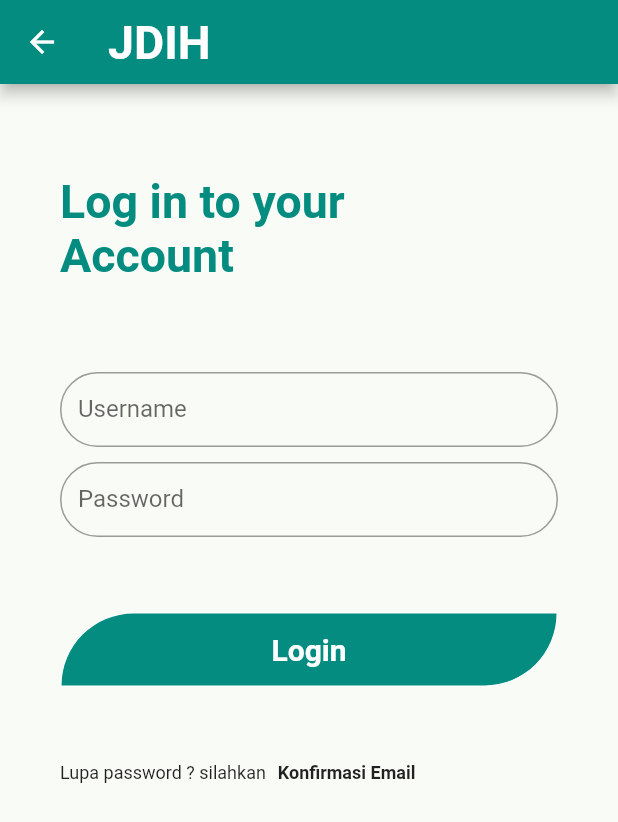
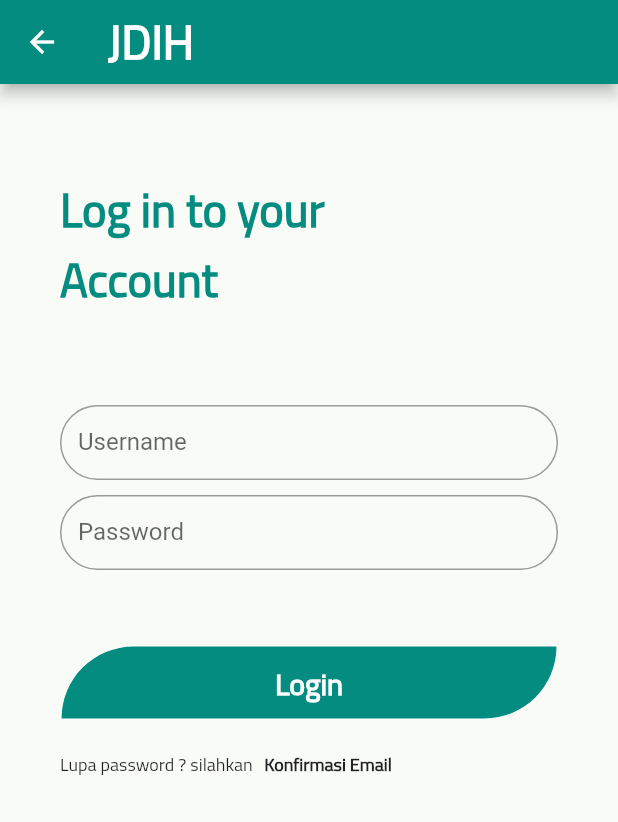
Before and after one commit to renalazy/jdih_app, a Flutter app: the BoardingPage screen opened directly, after a tap on "Login", on a phone screen of 412 x 824 dp. Shown: the top 822 px of the screen. Run offline on Flutter 3.47's test engine with Material 2 defaults, Android fonts, the phone set to English and light mode, and no system bars.

Commit message:
fonts changed

```diff
--- a/lib/boarding.dart
+++ b/lib/boarding.dart
@@ -1,5 +1,7 @@
 import 'package:flutter/material.dart';
 import 'package:flutter/services.dart';
+import 'package:jdih_app/account.dart';
+import 'package:jdih_app/home.dart';
 import 'package:jdih_app/login.dart';
 import 'package:jdih_app/register.dart';
 
@@ -49,31 +51,17 @@ class _BoardingPageState extends State<BoardingPage> {
                   backgroundColor: Colors.blueGrey.shade900,
                   radius: 60.0,
                 ),
-                SizedBox(height: 50.0),
+                SizedBox(height: 20.0),
                 Column(
                   crossAxisAlignment: CrossAxisAlignment.start,
                   children: <Widget>[
                     Text(
-                      'Daftarkan',
-                      style: TextStyle(
-                          fontWeight: FontWeight.bold,
-                          fontSize: 40.0,
-                          color: Colors.grey.shade400),
-                    ),
-                    Text(
-                      'Diri Anda',
-                      style: TextStyle(
-                          fontWeight: FontWeight.bold,
-                          fontSize: 40.0,
-                          color: Colors.grey.shade400),
-                    ),
-                    Text(
-                      'Sekarang Juga',
+                      'Daftarkan\nDiri Anda\nSekarang Juga',
                       style: TextStyle(
                           fontWeight: FontWeight.bold,
                           fontSize: 40.0,
                           color: Colors.grey.shade400,
-                      ),
+                          fontFamily: 'TitilliumWeb'),
                     ),
                     SizedBox(height: 10.0),
                     GestureDetector(
@@ -96,7 +84,7 @@ class _BoardingPageState extends State<BoardingPage> {
                             style: TextStyle(
                                 fontSize: 19.0,
                                 color: Colors.white,
-                            ),
+                                fontFamily: 'TitilliumWeb'),
                           ),
                         ),
                       ),
@@ -127,12 +115,19 @@ class _BoardingPageState extends State<BoardingPage> {
                               fontSize: 19.0,
                               fontWeight: FontWeight.bold,
                               color: Color(0xFF707070),
-                          ),
+                              fontFamily: 'TitilliumWeb'),
                         ),
                       ),
                     ),
                     SizedBox(width: 10.0),
-                    Container(
+                    GestureDetector(
+                      onTap: () {
+                        Navigator.push(
+                            context,
+                            MaterialPageRoute(
+                                builder: (context) => AccountPage()));
+                      },
+                      child: Container(
                         height: 55.0,
                         width: 175.0,
                         decoration: BoxDecoration(
@@ -153,11 +148,12 @@ class _BoardingPageState extends State<BoardingPage> {
                                   fontSize: 19.0,
                                   fontWeight: FontWeight.bold,
                                   color: Color(0xFF707070),
+                                  fontFamily: 'TitilliumWeb'),
                             ),
                           ),
                         ),
                       ),
-                    ),
+                    )
                   ],
                 ),
                 SizedBox(height: 20.0),
@@ -166,7 +162,10 @@ class _BoardingPageState extends State<BoardingPage> {
                 SizedBox(height: 10.0),
                 Text(
                   'jika anda telah terdaftar silahkan login',
-                  style: TextStyle(fontSize: 12.0, color: Colors.grey.shade400),
+                  style: TextStyle(
+                      fontSize: 12.0,
+                      color: Colors.grey.shade400,
+                      fontFamily: 'TitilliumWeb'),
                 ),
                 SizedBox(height: 20.0),
                 GestureDetector(
@@ -187,7 +186,7 @@ class _BoardingPageState extends State<BoardingPage> {
                         style: TextStyle(
                             fontSize: 19.0,
                             color: Color(0xFF03A696),
-                        ),
+                            fontFamily: 'TitilliumWeb'),
                       ),
                     ),
                   ),
--- a/lib/login.dart
+++ b/lib/login.dart
@@ -1,6 +1,7 @@
 import 'package:flutter/material.dart';
 import 'package:flutter/services.dart';
 import 'package:jdih_app/forget_password.dart';
+import 'package:jdih_app/home.dart';
 
 void main() {
   SystemChrome.setPreferredOrientations([DeviceOrientation.portraitUp])
@@ -31,7 +32,10 @@ class _LoginPageState extends State<LoginPage> {
       title: Text(
         'JDIH',
         style: TextStyle(
-            fontSize: 31.0, fontWeight: FontWeight.bold, color: Colors.white),
+            fontSize: 31.0,
+            fontFamily: 'TitilliumWeb',
+            fontWeight: FontWeight.bold,
+            color: Colors.white),
       ),
       backgroundColor: Color(0xFF038C7F),
     );
@@ -47,6 +51,7 @@ class _LoginPageState extends State<LoginPage> {
               style: TextStyle(
                 fontWeight: FontWeight.bold,
                 fontSize: 31.0,
+                fontFamily: 'TitilliumWeb',
                 color: Color(0xFF038C7F),
               ),
             ),
@@ -95,7 +100,12 @@ class _LoginPageState extends State<LoginPage> {
             ),
           ),
           SizedBox(height: 50.0),
-          Center(
+          GestureDetector(
+            onTap: () {
+              Navigator.push(context,
+                  MaterialPageRoute(builder: (context) => MyHomePage()));
+            },
+            child: Center(
               child: Container(
                 height: 50.0,
                 margin: EdgeInsets.symmetric(horizontal: 40.0),
@@ -111,37 +121,39 @@ class _LoginPageState extends State<LoginPage> {
                     'Login',
                     style: TextStyle(
                         fontSize: 20.0,
+                        fontFamily: 'TitilliumWeb',
                         fontWeight: FontWeight.bold,
                         color: Colors.white),
                   ),
                 ),
               ),
             ),
-          SizedBox(height: 50.0),
+          ),
+          SizedBox(height: 20.0),
           Row(
             children: <Widget>[
               Container(
                 margin: EdgeInsets.only(left: 40.0),
                 child: Text(
                   'Lupa password ? silahkan ',
-                  style: TextStyle(
-                    fontSize: 12.0,
-                  ),
+                  style: TextStyle(fontSize: 12.0, fontFamily: 'TitilliumWeb'),
                 ),
               ),
               GestureDetector(
                 onTap: () {
-                  // Navigator.push(
-                  //     context,
-                  //     MaterialPageRoute(
-                  //         builder: (context) => ForgetPasswordPage()));
+                  Navigator.push(
+                      context,
+                      MaterialPageRoute(
+                          builder: (context) => ForgetPasswordPage()));
                 },
                 child: Container(
                   margin: EdgeInsets.only(left: 5.0),
                   child: Text(
                     'Konfirmasi Email',
-                    style:
-                        TextStyle(fontSize: 12.0, fontWeight: FontWeight.bold),
+                    style: TextStyle(
+                        fontSize: 12.0,
+                        fontFamily: 'TitilliumWeb',
+                        fontWeight: FontWeight.bold),
                   ),
                 ),
               ),
```
Lines whose indentation alone changed are shown as unchanged.
